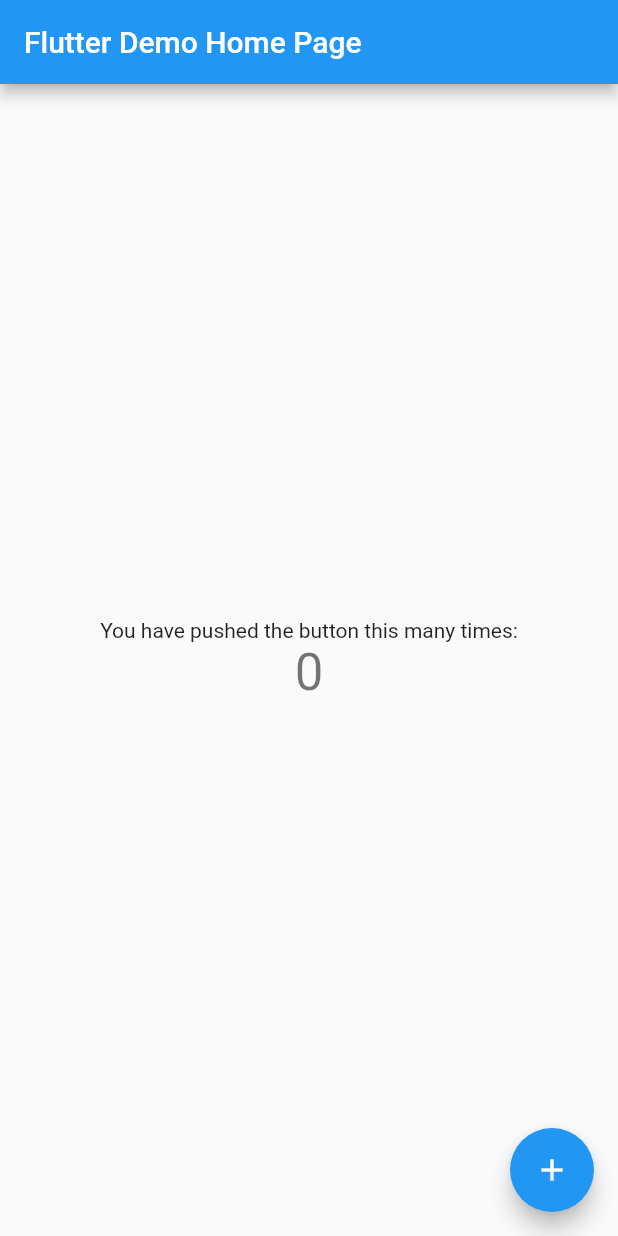
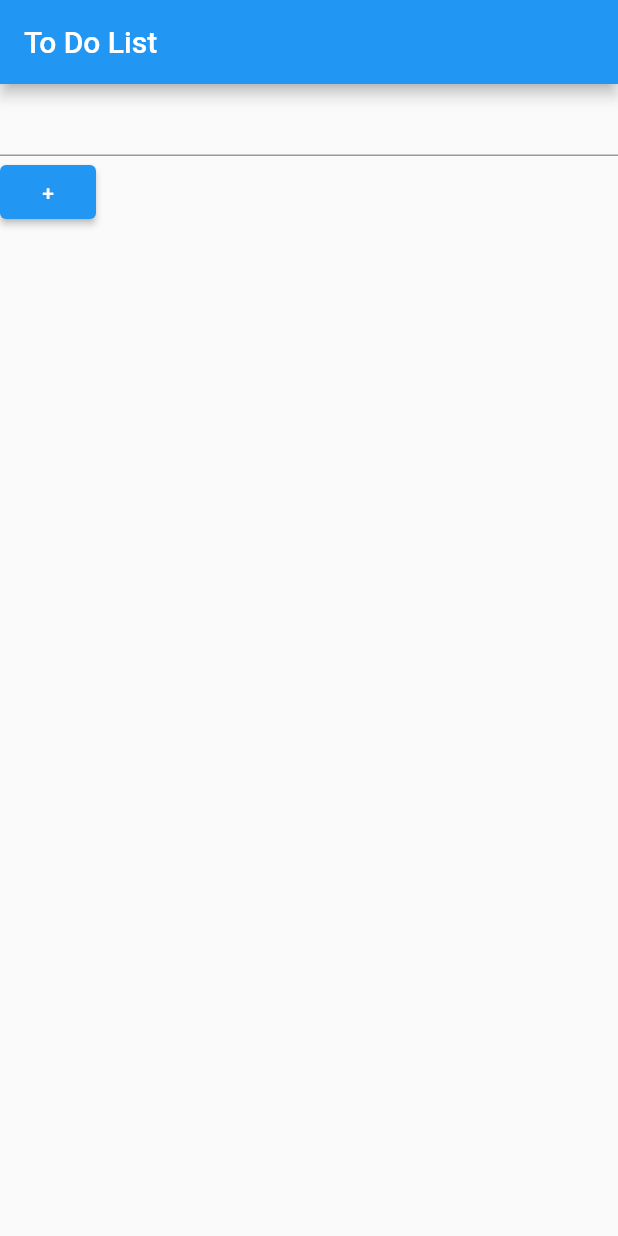
Before and after one commit to Waleedoff/to_do_list_FLUTTER, a Flutter app: the screen it shows after launch, on a phone screen of 412 x 824 dp. Run offline on Flutter 3.47's test engine with Material 2 defaults, Android fonts, the phone set to English and light mode, and no system bars.

Commit message:
add textField and Button

```diff
--- a/todoapp/lib/main.dart
+++ b/todoapp/lib/main.dart
@@ -1,115 +1,45 @@
 import 'package:flutter/material.dart';
 
-void main() {
-  runApp(const MyApp());
-}
+void main() => runApp(const MyApp());
 
 class MyApp extends StatelessWidget {
   const MyApp({super.key});
 
-  // This widget is the root of your application.
   @override
   Widget build(BuildContext context) {
+    const appTitle = 'To Do List';
     return MaterialApp(
-      title: 'Flutter Demo',
-      theme: ThemeData(
-        // This is the theme of your application.
-        //
-        // Try running your application with "flutter run". You'll see the
-        // application has a blue toolbar. Then, without quitting the app, try
-        // changing the primarySwatch below to Colors.green and then invoke
-        // "hot reload" (press "r" in the console where you ran "flutter run",
-        // or simply save your changes to "hot reload" in a Flutter IDE).
-        // Notice that the counter didn't reset back to zero; the application
-        // is not restarted.
-        primarySwatch: Colors.blue,
+      title: appTitle,
+      home: Scaffold(
+        appBar: AppBar(
+          title: const Text(appTitle),
+        ),
+        body: const MyCustomForm(),
       ),
-      home: const MyHomePage(title: 'Flutter Demo Home Page'),
     );
   }
 }
 
-class MyHomePage extends StatefulWidget {
-  const MyHomePage({super.key, required this.title});
-
-  // This widget is the home page of your application. It is stateful, meaning
-  // that it has a State object (defined below) that contains fields that affect
-  // how it looks.
-
-  // This class is the configuration for the state. It holds the values (in this
-  // case the title) provided by the parent (in this case the App widget) and
-  // used by the build method of the State. Fields in a Widget subclass are
-  // always marked "final".
-
-  final String title;
-
-  @override
-  State<MyHomePage> createState() => _MyHomePageState();
+final txt1 =
+    TextEditingController(); //when you write anything inside the text gonna be save in the txt1.
+void textContent() {
+  print(txt1.text.toString());
 }
 
-class _MyHomePageState extends State<MyHomePage> {
-  int _counter = 0;
-
-  void _incrementCounter() {
-    setState(() {
-      // This call to setState tells the Flutter framework that something has
-      // changed in this State, which causes it to rerun the build method below
-      // so that the display can reflect the updated values. If we changed
-      // _counter without calling setState(), then the build method would not be
-      // called again, and so nothing would appear to happen.
-      _counter++;
-    });
-  }
+class MyCustomForm extends StatelessWidget {
+  const MyCustomForm({super.key});
 
   @override
   Widget build(BuildContext context) {
-    // This method is rerun every time setState is called, for instance as done
-    // by the _incrementCounter method above.
-    //
-    // The Flutter framework has been optimized to make rerunning build methods
-    // fast, so that you can just rebuild anything that needs updating rather
-    // than having to individually change instances of widgets.
-    return Scaffold(
-      appBar: AppBar(
-        // Here we take the value from the MyHomePage object that was created by
-        // the App.build method, and use it to set our appbar title.
-        title: Text(widget.title),
-      ),
-      body: Center(
-        // Center is a layout widget. It takes a single child and positions it
-        // in the middle of the parent.
-        child: Column(
-          // Column is also a layout widget. It takes a list of children and
-          // arranges them vertically. By default, it sizes itself to fit its
-          // children horizontally, and tries to be as tall as its parent.
-          //
-          // Invoke "debug painting" (press "p" in the console, choose the
-          // "Toggle Debug Paint" action from the Flutter Inspector in Android
-          // Studio, or the "Toggle Debug Paint" command in Visual Studio Code)
-          // to see the wireframe for each widget.
-          //
-          // Column has various properties to control how it sizes itself and
-          // how it positions its children. Here we use mainAxisAlignment to
-          // center the children vertically; the main axis here is the vertical
-          // axis because Columns are vertical (the cross axis would be
-          // horizontal).
-          mainAxisAlignment: MainAxisAlignment.center,
-          children: <Widget>[
-            const Text(
-              'You have pushed the button this many times:',
-            ),
-            Text(
-              '$_counter',
-              style: Theme.of(context).textTheme.headline4,
-            ),
-          ],
+    return Column(
+      crossAxisAlignment: CrossAxisAlignment.start,
+      children: <Widget>[
+        TextField(
+          keyboardType: TextInputType.text,
+          controller: txt1,
         ),
-      ),
-      floatingActionButton: FloatingActionButton(
-        onPressed: _incrementCounter,
-        tooltip: 'Increment',
-        child: const Icon(Icons.add),
-      ), // This trailing comma makes auto-formatting nicer for build methods.
+        ElevatedButton(onPressed: textContent, child: const Text("+"))
+      ],
     );
   }
 }
```
Also changed, not shown: 1 other file.
